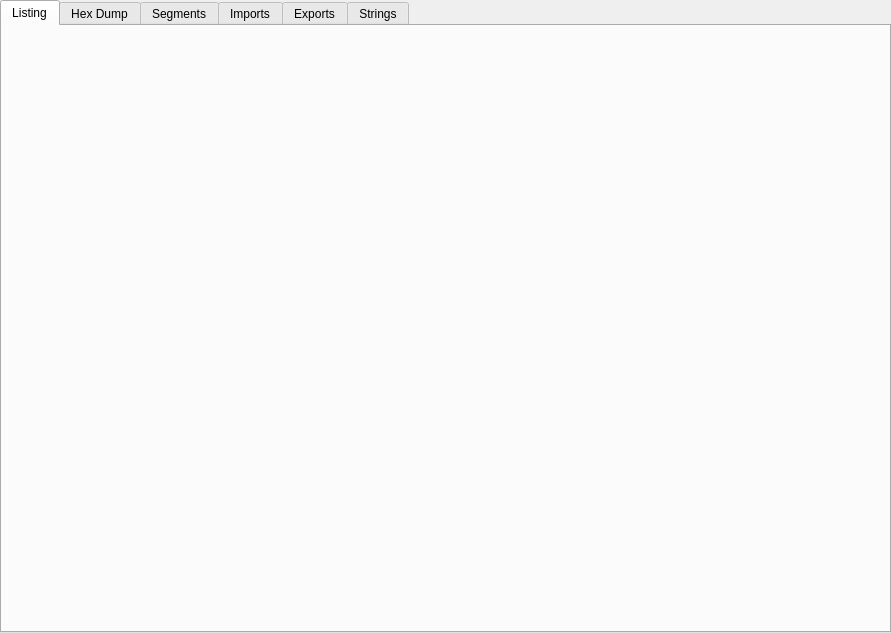
This is widgets/disassemblerview/disassemblerview.ui in REDasmOrg/REDasm as Qt 5 draws it before an edit. The edited form follows.
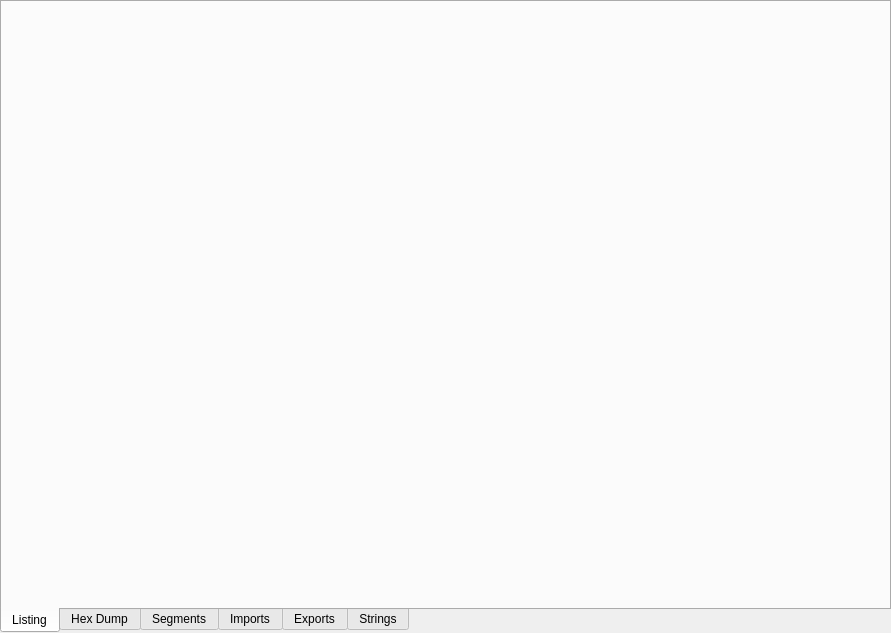
This is the edited form. Custom widgets are drawn as their Qt base class.

Patch:
```diff
--- a/widgets/disassemblerview/disassemblerview.ui
+++ b/widgets/disassemblerview/disassemblerview.ui
@@ -32,7 +32,7 @@
    <item>
     <widget class="QTabWidget" name="tabView">
      <property name="tabPosition">
-      <enum>QTabWidget::North</enum>
+      <enum>QTabWidget::South</enum>
      </property>
      <property name="currentIndex">
       <number>0</number>
```
